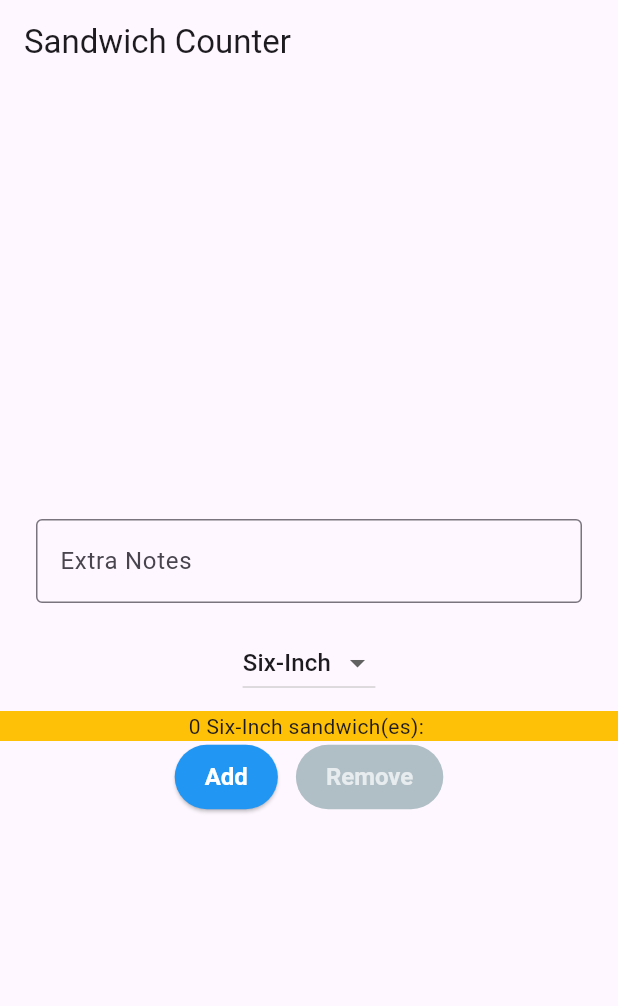
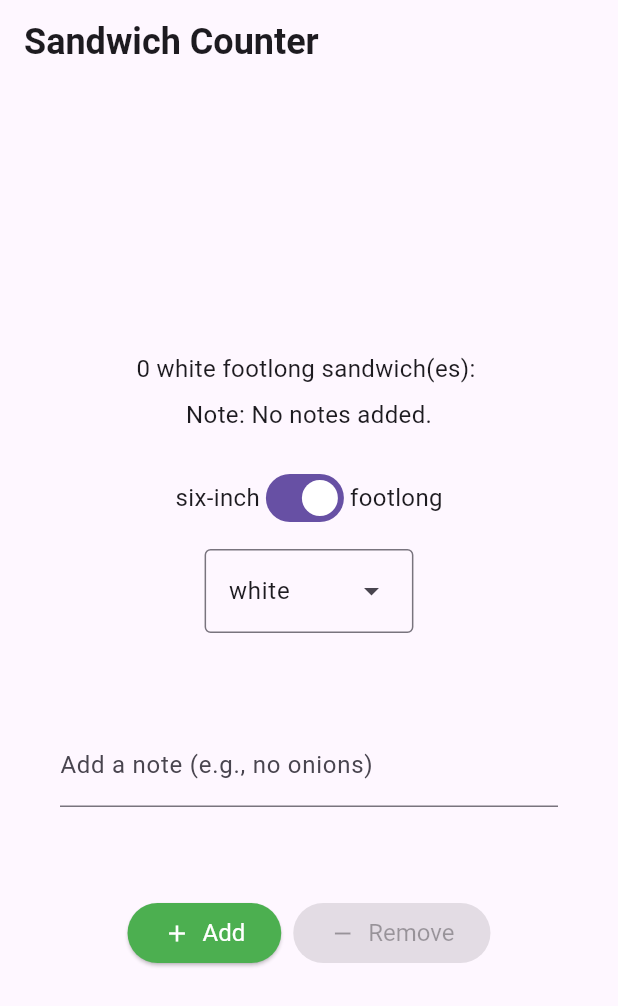
Before and after one commit to emanb592/sandwich_shop, a Flutter app: the screen it shows after launch, on a phone screen of 412 x 824 dp. Shown: the top 1006 px of the screen. Run offline on Flutter 3.47's test engine with Material 3 defaults, Android fonts, the phone set to English and light mode, and no system bars.

Commit message:
Replacing _OrderScreenState

```diff
--- a/lib/main.dart
+++ b/lib/main.dart
@@ -1,5 +1,6 @@
 import 'package:flutter/material.dart';
 import 'package:sandwich_shop/views/app_styles.dart';
+import 'package:sandwich_shop/repositories/order_repository.dart';
 
 void main() {
   runApp(const App());
@@ -14,6 +15,8 @@ class App extends StatelessWidget {
   }
 }
 
+enum BreadType { white, wheat, brown }
+
 class OrderScreen extends StatefulWidget {
   final int maxQuantity;
 
@@ -26,96 +29,139 @@ class OrderScreen extends StatefulWidget {
 }
 
 class _OrderScreenState extends State<OrderScreen> {
-  int _quantity = 0;
-  String _note = '';
-  String _selectedSize = 'Six-Inch';
-  final TextEditingController _noteController = TextEditingController();
+  late final OrderRepository _orderRepository;
+  final TextEditingController _notesController = TextEditingController();
+  bool _isFootlong = true;
+  BreadType _selectedBreadType = BreadType.white;
 
-  static const List<String> _sizes = <String>['Six-Inch', 'Footlong'];
-
-  void _increasequantity() {
-    if (_quantity < widget.maxQuantity) {
-      setState(() => _quantity++);
-    }
-  }
-
-  void _decreasequantity() {
-    if (_quantity > 0) {
-      setState(() => _quantity--);
-    }
+  @override
+  void initState() {
+    super.initState();
+    _orderRepository = OrderRepository(maxQuantity: widget.maxQuantity);
+    _notesController.addListener(() {
+      setState(() {});
+    });
   }
 
   @override
   void dispose() {
-    _noteController.dispose();
+    _notesController.dispose();
     super.dispose();
+  }
+
+  VoidCallback? _getIncreaseCallback() {
+    if (_orderRepository.canIncrement) {
+      return () => setState(_orderRepository.increment);
+    }
+    return null;
+  }
+
+  VoidCallback? _getDecreaseCallback() {
+    if (_orderRepository.canDecrement) {
+      return () => setState(_orderRepository.decrement);
+    }
+    return null;
+  }
+
+  void _onSandwichTypeChanged(bool value) {
+    setState(() => _isFootlong = value);
+  }
+
+  void _onBreadTypeSelected(BreadType? value) {
+    if (value != null) {
+      setState(() => _selectedBreadType = value);
+    }
+  }
+
+  List<DropdownMenuEntry<BreadType>> _buildDropdownEntries() {
+    List<DropdownMenuEntry<BreadType>> entries = [];
+    for (BreadType bread in BreadType.values) {
+      DropdownMenuEntry<BreadType> newEntry = DropdownMenuEntry<BreadType>(
+        value: bread,
+        label: bread.name,
+      );
+      entries.add(newEntry);
+    }
+    return entries;
   }
 
   @override
   Widget build(BuildContext context) {
+    String sandwichType = 'footlong';
+    if (!_isFootlong) {
+      sandwichType = 'six-inch';
+    }
+
+    String noteForDisplay;
+    if (_notesController.text.isEmpty) {
+      noteForDisplay = 'No notes added.';
+    } else {
+      noteForDisplay = _notesController.text;
+    }
+
     return Scaffold(
-      appBar: AppBar(title: const Text('Sandwich Counter')),
+      appBar: AppBar(
+        title: const Text(
+          'Sandwich Counter',
+          style: heading1,
+        ),
+      ),
       body: Center(
         child: Column(
           mainAxisAlignment: MainAxisAlignment.center,
           children: <Widget>[
-            Padding(
-              padding: const EdgeInsets.symmetric(horizontal: 24.0, vertical: 8.0),
-              child: TextField(
-                controller: _noteController,
-                decoration: const InputDecoration(
-                  border: OutlineInputBorder(),
-                  labelText: 'Extra Notes',
-                  hintText: 'e.g., no onions, extra pickles',
-                ),
-                onChanged: (value) => setState(() => _note = value),
-              ),
+            OrderItemDisplay(
+              quantity: _orderRepository.quantity,
+              itemType: sandwichType,
+              breadType: _selectedBreadType,
+              orderNote: noteForDisplay,
             ),
-
-            // size selector
-            Padding(
-              padding: const EdgeInsets.symmetric(vertical: 8.0),
-              child: DropdownButton<String>(
-                value: _selectedSize,
-                items: _sizes
-                    .map((s) => DropdownMenuItem<String>(value: s, child: Text(s)))
-                    .toList(),
-                onChanged: (value) {
-                  if (value == null) return;
-                  setState(() => _selectedSize = value);
-                },
-              ),
-            ),
-
-            OrderItemDisplay(_quantity, _selectedSize, _note),
+            const SizedBox(height: 20),
             Row(
               mainAxisAlignment: MainAxisAlignment.center,
               children: [
-                ElevatedButton(
-                  onPressed: _quantity < widget.maxQuantity ? _increasequantity : null,
-                  style: ElevatedButton.styleFrom(
-                    backgroundColor: Colors.blue,
-                    foregroundColor: Colors.white,
-                    disabledBackgroundColor: Colors.blueGrey[200],
-                    disabledForegroundColor: Colors.white70,
-                    padding: const EdgeInsets.symmetric(horizontal: 20, vertical: 12),
-                    textStyle: const TextStyle(fontSize: 16, fontWeight: FontWeight.bold),
-                  ),
-                  child: const Text('Add'),
+                const Text('six-inch', style: normalText),
+                Switch(
+                  value: _isFootlong,
+                  onChanged: _onSandwichTypeChanged,
                 ),
-                const SizedBox(width: 12),
-
-                ElevatedButton(
-                  onPressed: _quantity > 0 ? _decreasequantity : null,
-                  style: ElevatedButton.styleFrom(
-                    backgroundColor: Colors.blue,
-                    foregroundColor: Colors.white,
-                    disabledBackgroundColor: Colors.blueGrey[200],
-                    disabledForegroundColor: Colors.white70,
-                    padding: const EdgeInsets.symmetric(horizontal: 20, vertical: 12),
-                    textStyle: const TextStyle(fontSize: 16, fontWeight: FontWeight.w600),
-                  ),
-                  child: const Text('Remove'),
+                const Text('footlong', style: normalText),
+              ],
+            ),
+            const SizedBox(height: 10),
+            DropdownMenu<BreadType>(
+              textStyle: normalText,
+              initialSelection: _selectedBreadType,
+              onSelected: _onBreadTypeSelected,
+              dropdownMenuEntries: _buildDropdownEntries(),
+            ),
+            const SizedBox(height: 20),
+            Padding(
+              padding: const EdgeInsets.all(40.0),
+              child: TextField(
+                key: const Key('notes_textfield'),
+                controller: _notesController,
+                decoration: const InputDecoration(
+                  labelText: 'Add a note (e.g., no onions)',
+                ),
+              ),
+            ),
+            const SizedBox(height: 20),
+            Row(
+              mainAxisAlignment: MainAxisAlignment.center,
+              children: [
+                StyledButton(
+                  onPressed: _getIncreaseCallback(),
+                  icon: Icons.add,
+                  label: 'Add',
+                  backgroundColor: Colors.green,
+                ),
+                const SizedBox(width: 8),
+                StyledButton(
+                  onPressed: _getDecreaseCallback(),
+                  icon: Icons.remove,
+                  label: 'Remove',
+                  backgroundColor: Colors.red,
                 ),
               ],
             ),
@@ -126,25 +172,73 @@ class _OrderScreenState extends State<OrderScreen> {
   }
 }
 
-class OrderItemDisplay extends StatelessWidget {
-  final String itemType;
-  final int quantity;
-  final String note;
+class StyledButton extends StatelessWidget {
+  final VoidCallback? onPressed;
+  final IconData icon;
+  final String label;
+  final Color backgroundColor;
 
-  const OrderItemDisplay(this.quantity, this.itemType, this.note, {super.key});
+  const StyledButton({
+    super.key,
+    required this.onPressed,
+    required this.icon,
+    required this.label,
+    required this.backgroundColor,
+  });
 
   @override
   Widget build(BuildContext context) {
-    return Container(
-      color: Colors.amber,
+    ButtonStyle myButtonStyle = ElevatedButton.styleFrom(
+      backgroundColor: backgroundColor,
+      foregroundColor: Colors.white,
+      textStyle: normalText,
+    );
+
+    return ElevatedButton(
+      onPressed: onPressed,
+      style: myButtonStyle,
       child: Row(
-        mainAxisAlignment: MainAxisAlignment.spaceEvenly,
         children: [
-          Text('$quantity $itemType sandwich(es): ${'🥪' * quantity}'),
-          if (note.isNotEmpty)
-            Text('Note: $note', style: const TextStyle(fontStyle: FontStyle.italic)),
+          Icon(icon),
+          const SizedBox(width: 8),
+          Text(label),
         ],
       ),
     );
   }
 }
+
+class OrderItemDisplay extends StatelessWidget {
+  final int quantity;
+  final String itemType;
+  final BreadType breadType;
+  final String orderNote;
+
+  const OrderItemDisplay({
+    super.key,
+    required this.quantity,
+    required this.itemType,
+    required this.breadType,
+    required this.orderNote,
+  });
+
+  @override
+  Widget build(BuildContext context) {
+    String displayText =
+        '$quantity ${breadType.name} $itemType sandwich(es): ${'🥪' * quantity}';
+
+    return Column(
+      children: [
+        Text(
+          displayText,
+          style: normalText,
+        ),
+        const SizedBox(height: 8),
+        Text(
+          'Note: $orderNote',
+          style: normalText,
+        ),
+      ],
+    );
+  }
+}
--- /dev/null
+++ b/lib/repositories/order_repository.dart
@@ -0,0 +1,23 @@
+class OrderRepository {
+  int _quantity = 0;
+  final int maxQuantity;
+
+  OrderRepository({required this.maxQuantity});
+
+  int get quantity => _quantity;
+
+  bool get canIncrement => _quantity < maxQuantity;
+  bool get canDecrement => _quantity > 0;
+
+  void increment() {
+    if (canIncrement) {
+      _quantity++;
+    }
+  }
+
+  void decrement() {
+    if (canDecrement) {
+      _quantity--;
+    }
+  }
+}
```
